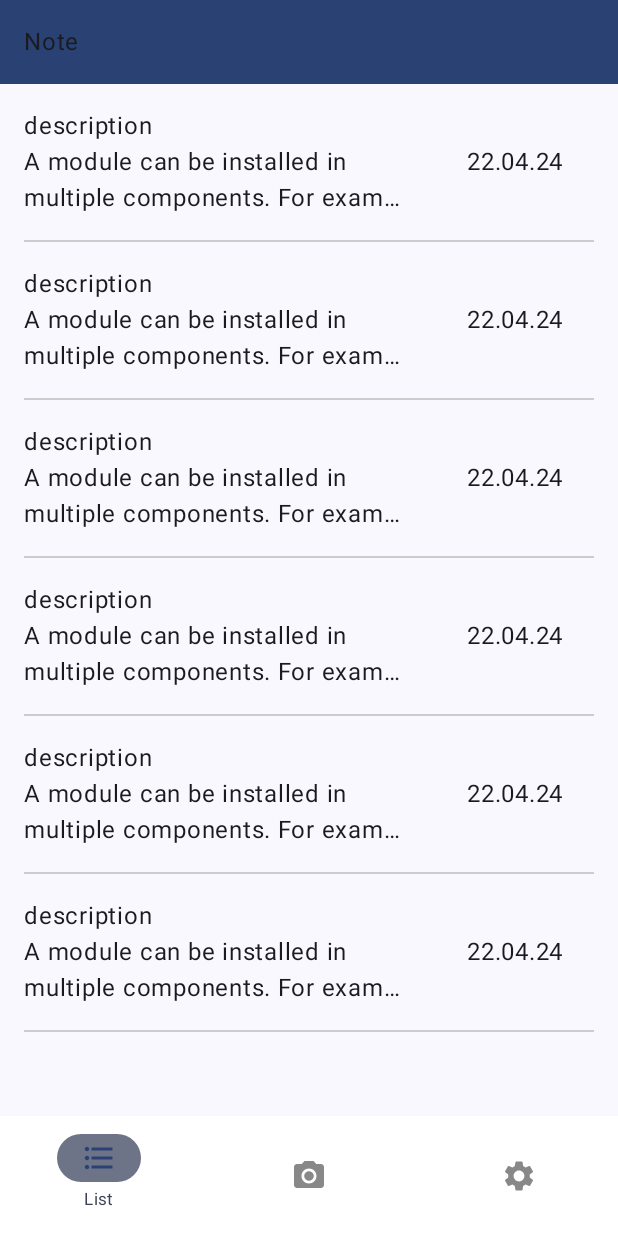
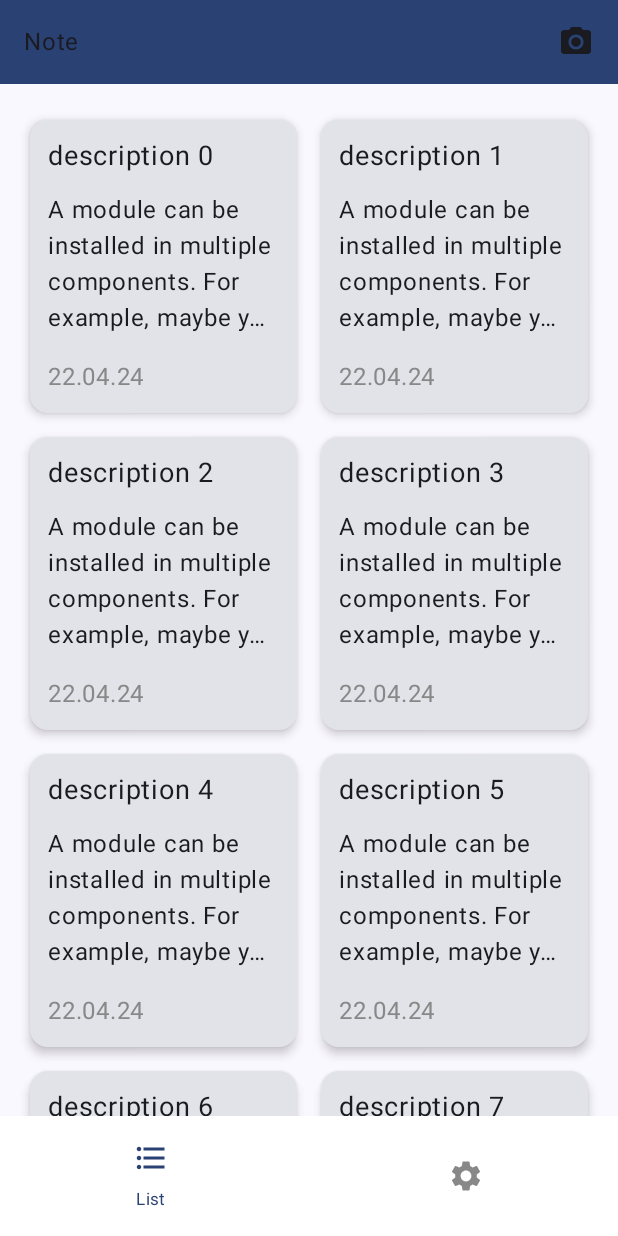
Before and after one commit to ese111/CardScanner, an Android app built with Jetpack Compose: the screen it shows after launch (MainActivity), on a phone screen of 412 x 824 dp. Run offline under Robolectric (Android 15) with nearby library versions, the phone set to English and light mode, and no system bars; our stand-ins replace Dagger/Hilt's generated code, Timber.

Commit message:
feat: list 화면 구현

```diff
--- a/app/src/main/java/com/example/cardinfoscanner/data/local/storage/NoteStorage.kt
+++ b/app/src/main/java/com/example/cardinfoscanner/data/local/storage/NoteStorage.kt
@@ -10,40 +10,64 @@ class NoteStorage @Inject constructor() {
    private val list = listOf(
         Note(
             0,
-            "description",
+            "description 0",
             "A module can be installed in multiple components. For example, maybe you have a binding in ViewComponent and ViewWithFragmentComponent and do not want to duplicate modules. @InstallIn({ViewComponent.class, ViewWithFragmentComponent.class}) will install a module in both components.",
             "22.04.24"
         ),
         Note(
             1,
-            "description",
+            "description 1",
             "A module can be installed in multiple components. For example, maybe you have a binding in ViewComponent and ViewWithFragmentComponent and do not want to duplicate modules. @InstallIn({ViewComponent.class, ViewWithFragmentComponent.class}) will install a module in both components.",
             "22.04.24"
         ),
         Note(
             2,
-            "description",
+            "description 2",
             "A module can be installed in multiple components. For example, maybe you have a binding in ViewComponent and ViewWithFragmentComponent and do not want to duplicate modules. @InstallIn({ViewComponent.class, ViewWithFragmentComponent.class}) will install a module in both components.",
             "22.04.24"
         ),
         Note(
             3,
-            "description",
+            "description 3",
             "A module can be installed in multiple components. For example, maybe you have a binding in ViewComponent and ViewWithFragmentComponent and do not want to duplicate modules. @InstallIn({ViewComponent.class, ViewWithFragmentComponent.class}) will install a module in both components.",
             "22.04.24"
         ),
         Note(
             4,
-            "description",
+            "description 4",
             "A module can be installed in multiple components. For example, maybe you have a binding in ViewComponent and ViewWithFragmentComponent and do not want to duplicate modules. @InstallIn({ViewComponent.class, ViewWithFragmentComponent.class}) will install a module in both components.",
             "22.04.24"
         ),
         Note(
             5,
-            "description",
+            "description 5",
             "A module can be installed in multiple components. For example, maybe you have a binding in ViewComponent and ViewWithFragmentComponent and do not want to duplicate modules. @InstallIn({ViewComponent.class, ViewWithFragmentComponent.class}) will install a module in both components.",
             "22.04.24"
-        )
+        ),
+       Note(
+           6,
+           "description 6",
+           "A module can be installed in multiple components. For example, maybe you have a binding in ViewComponent and ViewWithFragmentComponent and do not want to duplicate modules. @InstallIn({ViewComponent.class, ViewWithFragmentComponent.class}) will install a module in both components.",
+           "22.04.24"
+       ),
+       Note(
+           7,
+           "description 7",
+           "A module can be installed in multiple components. For example, maybe you have a binding in ViewComponent and ViewWithFragmentComponent and do not want to duplicate modules. @InstallIn({ViewComponent.class, ViewWithFragmentComponent.class}) will install a module in both components.",
+           "22.04.24"
+       ),
+       Note(
+           8,
+           "description 8",
+           "A module can be installed in multiple components. For example, maybe you have a binding in ViewComponent and ViewWithFragmentComponent and do not want to duplicate modules. @InstallIn({ViewComponent.class, ViewWithFragmentComponent.class}) will install a module in both components.",
+           "22.04.24"
+       ),
+       Note(
+           9,
+           "description 9",
+           "A module can be installed in multiple components. For example, maybe you have a binding in ViewComponent and ViewWithFragmentComponent and do not want to duplicate modules. @InstallIn({ViewComponent.class, ViewWithFragmentComponent.class}) will install a module in both components.",
+           "22.04.24"
+       )
     )
     fun getNoteList() = flow{ emit(list)}
 }
--- /dev/null
+++ b/app/src/main/java/com/example/cardinfoscanner/ui/common/BottomNavigationBar.kt
@@ -0,0 +1,66 @@
+package com.example.cardinfoscanner.ui.common
+
+import androidx.compose.foundation.layout.navigationBarsPadding
+import androidx.compose.material3.Icon
+import androidx.compose.material3.MaterialTheme
+import androidx.compose.material3.NavigationBar
+import androidx.compose.material3.NavigationBarItem
+import androidx.compose.material3.NavigationBarItemDefaults
+import androidx.compose.material3.Text
+import androidx.compose.runtime.Composable
+import androidx.compose.ui.Modifier
+import androidx.compose.ui.graphics.Color
+import androidx.compose.ui.res.painterResource
+import androidx.compose.ui.res.stringResource
+import androidx.compose.ui.text.font.FontFamily
+import androidx.compose.ui.text.font.FontWeight
+import androidx.compose.ui.unit.dp
+import androidx.compose.ui.unit.sp
+import androidx.navigation.NavBackStackEntry
+import androidx.navigation.NavDestination.Companion.hierarchy
+import com.example.cardinfoscanner.ui.main.BottomNavItem
+
+@Composable
+fun BottomNavBar(
+    items: List<BottomNavItem> = emptyList(),
+    navBackStackEntry: NavBackStackEntry? = null,
+    onClickBottomMenu: (BottomNavItem) -> Unit
+) {
+    NavigationBar(
+        containerColor = Color.White,
+        tonalElevation = 5.dp,
+        modifier = Modifier.navigationBarsPadding()
+    ) {
+        val currentDestination = navBackStackEntry?.destination
+        items.forEach { item ->
+            NavigationBarItem(
+                icon = {
+                    Icon(
+                        painter = painterResource(id = item.icon),
+                        contentDescription = stringResource(id = item.title)
+                    )
+                },
+                label = {
+                    Text(
+                        stringResource(id = item.title),
+                        fontFamily = FontFamily.SansSerif,
+                        fontWeight = FontWeight.Normal,
+                        fontSize = 11.sp
+                    )
+                },
+                colors = NavigationBarItemDefaults.colors(
+                    selectedIconColor = MaterialTheme.colorScheme.primary,
+                    unselectedIconColor = Color.Gray,
+                    indicatorColor = Color.White,
+                    unselectedTextColor = Color.Gray,
+                    selectedTextColor = MaterialTheme.colorScheme.primary,
+                    disabledIconColor = MaterialTheme.colorScheme.onSurface,
+                    disabledTextColor = MaterialTheme.colorScheme.tertiary
+                ),
+                selected = currentDestination?.hierarchy?.any { it.route == item.route } == true,
+                alwaysShowLabel = false,
+                onClick = { onClickBottomMenu(item) }
+            )
+        }
+    }
+}
--- a/app/src/main/java/com/example/cardinfoscanner/ui/common/TopAppbar.kt
+++ b/app/src/main/java/com/example/cardinfoscanner/ui/common/TopAppbar.kt
@@ -1,32 +1,77 @@
 package com.example.cardinfoscanner.ui.common
 
 import androidx.compose.foundation.background
-import androidx.compose.foundation.layout.Column
+import androidx.compose.foundation.clickable
+import androidx.compose.foundation.layout.Arrangement
+import androidx.compose.foundation.layout.Row
+import androidx.compose.foundation.layout.Spacer
 import androidx.compose.foundation.layout.fillMaxWidth
+import androidx.compose.foundation.layout.height
 import androidx.compose.foundation.layout.padding
+import androidx.compose.foundation.layout.width
+import androidx.compose.material.icons.Icons
+import androidx.compose.material.icons.filled.ArrowBack
+import androidx.compose.material3.Icon
 import androidx.compose.material3.MaterialTheme
 import androidx.compose.material3.Text
 import androidx.compose.runtime.Composable
+import androidx.compose.ui.Alignment
 import androidx.compose.ui.Modifier
+import androidx.compose.ui.graphics.painter.Painter
+import androidx.compose.ui.res.painterResource
 import androidx.compose.ui.tooling.preview.Preview
 import androidx.compose.ui.unit.dp
+import com.example.cardinfoscanner.R
 
 @Composable
-fun TopAppBar(title: String) {
-    Column(modifier = Modifier
-        .fillMaxWidth()
-        .background(MaterialTheme.colorScheme.primary)
+fun TopAppBar(
+    title: String,
+    backButtonVisible: Boolean = false,
+    menuButtonVisible: Boolean = false,
+    menuIcon: Painter = painterResource(id = R.drawable.icon_menu),
+    onClickBackButton: (() -> Unit)? = null,
+    onClickMenuButton: (() -> Unit)? = null
+) {
+    Row(
+        modifier = Modifier
+            .fillMaxWidth()
+            .height(56.dp)
+            .background(MaterialTheme.colorScheme.primary)
+            .padding(horizontal = 16.dp, vertical = 16.dp),
+        verticalAlignment = Alignment.CenterVertically
     ) {
-        Text(modifier = Modifier
-            .fillMaxWidth()
-            .padding(16.dp),
+        if (backButtonVisible) {
+            Icon(
+                imageVector = Icons.Filled.ArrowBack,
+                contentDescription = "Back",
+                modifier = Modifier
+                    .clickable {
+                        onClickBackButton?.invoke()
+                    }
+            )
+            Spacer(modifier = Modifier.width(15.dp))
+        }
+
+        Text(
             text = title
         )
+
+        if (menuButtonVisible) {
+            Spacer(modifier = Modifier.weight(1f))
+            Icon(
+                painter = menuIcon,
+                contentDescription = "Menu",
+                modifier = Modifier
+                    .clickable {
+                        onClickMenuButton?.invoke()
+                    }
+            )
+        }
     }
 }
 
 @Composable
 @Preview(showBackground = true)
 private fun TopAppBarPreview() {
-    TopAppBar(title = "Note")
+    TopAppBar(title = "Note",backButtonVisible = true, menuButtonVisible = false, menuIcon = painterResource(id = R.drawable.ic_camera))
 }
--- a/app/src/main/java/com/example/cardinfoscanner/ui/main/MainScreen.kt
+++ b/app/src/main/java/com/example/cardinfoscanner/ui/main/MainScreen.kt
@@ -2,6 +2,7 @@ package com.example.cardinfoscanner.ui.main
 
 import androidx.annotation.DrawableRes
 import androidx.annotation.StringRes
+import androidx.compose.animation.core.animateDpAsState
 import androidx.compose.foundation.layout.navigationBarsPadding
 import androidx.compose.foundation.layout.offset
 import androidx.compose.foundation.layout.padding
@@ -14,6 +15,9 @@ import androidx.compose.material3.Scaffold
 import androidx.compose.material3.Text
 import androidx.compose.runtime.Composable
 import androidx.compose.runtime.getValue
+import androidx.compose.runtime.mutableStateOf
+import androidx.compose.runtime.remember
+import androidx.compose.runtime.setValue
 import androidx.compose.ui.Modifier
 import androidx.compose.ui.graphics.Color
 import androidx.compose.ui.res.painterResource
@@ -36,62 +40,32 @@ import com.example.cardinfoscanner.Destination.Companion.settingRout
 import com.example.cardinfoscanner.R
 import com.example.cardinfoscanner.navigateSingleTopTo
 import com.example.cardinfoscanner.navigateSingleTopToGraph
+import com.example.cardinfoscanner.ui.common.BottomNavBar
 import com.example.cardinfoscanner.ui.navigation.graph.cameraGraph
 import com.example.cardinfoscanner.ui.navigation.graph.noteGraph
 import com.example.cardinfoscanner.ui.navigation.graph.settingGraph
 
 enum class BottomNavItem(val route: String, @DrawableRes val icon: Int, @StringRes val title: Int) {
     Notes(noteListRout, R.drawable.ic_note_list_bulleted, R.string.bottom_navigation_note_list_title),
-    Scan(cameraRoute, R.drawable.ic_camera, R.string.bottom_navigation_scan_title),
     Setting(settingRout, R.drawable.ic_settings, R.string.bottom_navigation_settings_title)
 }
 
 @Composable
-fun CardScannerApp() {
+fun CardScannerApp(
+) {
     val navController = rememberNavController()
+    var bottomBarVisible by remember { mutableStateOf(false) }
+
     Scaffold(
         bottomBar = {
+            val navBackStackEntry by navController.currentBackStackEntryAsState()
+
             val items = listOf(
                 BottomNavItem.Notes,
-                BottomNavItem.Scan,
-                BottomNavItem.Setting,
+                BottomNavItem.Setting
             )
-            NavigationBar(
-                containerColor = Color.White,
-                contentColor = Color(0xFF3F414E),
-                tonalElevation = 5.dp,
-                modifier = Modifier
-                    .offset(y = 0.dp)
-                    .navigationBarsPadding()
-            ) {
-                val navBackStackEntry by navController.currentBackStackEntryAsState()
-                val currentDestination = navBackStackEntry?.destination
-
-                items.forEach { item ->
-                    NavigationBarItem(
-                        icon = {
-                            Icon(
-                                painter = painterResource(id = item.icon),
-                                contentDescription = stringResource(id = item.title)
-                            )
-                        },
-                        label = {
-                            Text(
-                                stringResource(id = item.title),
-                                fontFamily = FontFamily.SansSerif,
-                                fontWeight = FontWeight.Normal,
-                                fontSize = 11.sp
-                            )
-                        },
-                        colors = NavigationBarItemDefaults.colors(
-                            selectedIconColor = MaterialTheme.colorScheme.primary,
-                            unselectedIconColor = Color.Gray
-                        ),
-                        selected = currentDestination?.hierarchy?.any { it.route == item.route } == true,
-                        alwaysShowLabel = false,
-                        onClick = { navController.navigateSingleTopToGraph(item.route) }
-                    )
-                }
+            if(bottomBarVisible) {
+                BottomNavBar(items = items, navBackStackEntry = navBackStackEntry, onClickBottomMenu = { item -> navController.navigateSingleTopToGraph(item.route) })
             }
         }
     ) { paddingValues ->
@@ -118,4 +92,15 @@ fun CardScannerApp() {
             )
         }
     }
+
+    navController.addOnDestinationChangedListener { _, destination, _ ->
+        bottomBarVisible = when(destination.route) {
+            noteListRout, settingRout -> {
+                true
+            }
+            else -> {
+                false
+            }
+        }
+    }
 }
--- a/app/src/main/java/com/example/cardinfoscanner/ui/navigation/destination/CameraDestination.kt
+++ b/app/src/main/java/com/example/cardinfoscanner/ui/navigation/destination/CameraDestination.kt
@@ -51,7 +51,8 @@ object CameraDestination : Destination {
                 takePicture = cameraUtil::takePicture,
                 dialogState = dialogState,
                 cameraState = cameraState,
-                snackbarHostState = snackBarHostState
+                snackbarHostState = snackBarHostState,
+                onUpButtonClick = navController::navigateUp
             )
         }
     }
--- a/app/src/main/java/com/example/cardinfoscanner/ui/navigation/destination/NoteDestination.kt
+++ b/app/src/main/java/com/example/cardinfoscanner/ui/navigation/destination/NoteDestination.kt
@@ -7,19 +7,21 @@ import androidx.navigation.NavHostController
 import androidx.navigation.NavType
 import androidx.navigation.navArgument
 import com.example.cardinfoscanner.Destination
+import com.example.cardinfoscanner.navigateSingleTopTo
 import com.example.cardinfoscanner.stateholder.note.rememberNoteListState
 import com.example.cardinfoscanner.stateholder.viewmodel.NoteListViewModel
 import com.example.cardinfoscanner.ui.note.list.NoteListScreen
 
 object NotesDestination: Destination {
     override val route = Destination.noteListRout
-    override val screen: @Composable (NavHostController, Bundle?) -> Unit = { navController, bundle ->
+    override val screen: @Composable (NavHostController, Bundle?) -> Unit = { navController, _ ->
         navController.currentBackStackEntry?.let {
             val viewModel: NoteListViewModel = hiltViewModel(it)
             NoteListScreen(
                 state = rememberNoteListState(
                     noteList = viewModel.noteList
-                )
+                ),
+                onClickMenuButton = { navController.navigateSingleTopTo(Destination.cameraRoute) }
             )
         }
     }
--- a/app/src/main/java/com/example/cardinfoscanner/ui/note/list/NoteListScreen.kt
+++ b/app/src/main/java/com/example/cardinfoscanner/ui/note/list/NoteListScreen.kt
@@ -2,6 +2,7 @@ package com.example.cardinfoscanner.ui.note.list
 
 import androidx.compose.foundation.background
 import androidx.compose.foundation.layout.Column
+import androidx.compose.foundation.layout.PaddingValues
 import androidx.compose.foundation.layout.Row
 import androidx.compose.foundation.layout.Spacer
 import androidx.compose.foundation.layout.fillMaxWidth
@@ -9,7 +10,14 @@ import androidx.compose.foundation.layout.height
 import androidx.compose.foundation.layout.padding
 import androidx.compose.foundation.layout.wrapContentHeight
 import androidx.compose.foundation.lazy.LazyColumn
+import androidx.compose.foundation.lazy.grid.GridCells
+import androidx.compose.foundation.lazy.grid.LazyVerticalGrid
+import androidx.compose.foundation.lazy.grid.items
 import androidx.compose.foundation.lazy.items
+import androidx.compose.material.icons.Icons
+import androidx.compose.material3.Card
+import androidx.compose.material3.CardDefaults
+import androidx.compose.material3.CardElevation
 import androidx.compose.material3.MaterialTheme
 import androidx.compose.material3.Scaffold
 import androidx.compose.material3.Text
@@ -17,9 +25,13 @@ import androidx.compose.runtime.Composable
 import androidx.compose.ui.Alignment
 import androidx.compose.ui.Modifier
 import androidx.compose.ui.graphics.Color
+import androidx.compose.ui.res.painterResource
+import androidx.compose.ui.text.font.FontStyle
 import androidx.compose.ui.text.style.TextOverflow
 import androidx.compose.ui.tooling.preview.Preview
 import androidx.compose.ui.unit.dp
+import androidx.compose.ui.unit.sp
+import com.example.cardinfoscanner.R
 import com.example.cardinfoscanner.stateholder.note.Note
 import com.example.cardinfoscanner.stateholder.note.NoteListState
 import com.example.cardinfoscanner.stateholder.note.rememberNoteListState
@@ -28,15 +40,30 @@ import kotlinx.coroutines.flow.MutableStateFlow
 
 @Composable
 fun NoteListScreen(
-    state: NoteListState
+    state: NoteListState,
+    onClickMenuButton: () -> Unit
 ) {
     Scaffold(
         topBar = {
-            TopAppBar(title = "Note")
+            TopAppBar(
+                title = "Note",
+                menuButtonVisible = true,
+                menuIcon = painterResource(R.drawable.ic_camera),
+                onClickMenuButton = onClickMenuButton
+            )
         },
         contentColor = MaterialTheme.colorScheme.onSurface
     ) { paddingValues ->
-        LazyColumn(modifier = Modifier.padding(paddingValues)) {
+        LazyVerticalGrid(
+            modifier = Modifier.padding(paddingValues = paddingValues),
+            columns = GridCells.Fixed(2),
+            contentPadding = PaddingValues(
+                start = 12.dp,
+                top = 16.dp,
+                end = 12.dp,
+                bottom = 16.dp
+            )
+        ) {
             items(items = state.noteList.value, key = { note -> note.id }) { item ->
                 NoteItem(note = item)
             }
@@ -49,33 +76,23 @@ fun NoteItem(
     modifier: Modifier = Modifier,
     note: Note
 ) {
-    Column {
-        Row(
-            modifier = modifier
-                .fillMaxWidth()
-                .wrapContentHeight()
-                .padding(16.dp),
-            verticalAlignment = Alignment.CenterVertically
+    Card(
+        modifier = modifier.padding(8.dp),
+        elevation = CardDefaults.elevatedCardElevation(defaultElevation = 4.dp)
+    ) {
+        Column(
+            modifier = Modifier.padding(12.dp)
         ) {
-            Column(
-                modifier = Modifier.weight(3f)
-            ) {
-                Text(text = note.title)
-                Text(text = note.content, overflow = TextOverflow.Ellipsis, maxLines = 2)
-            }
+            Text(text = note.title, fontSize = 18.sp)
             Spacer(
-                modifier = Modifier
-                    .weight(0.5f)
+                modifier = Modifier.height(12.dp)
             )
-            Text(text = note.date, modifier = Modifier.weight(1f))
+            Text(text = note.content, overflow = TextOverflow.Ellipsis, maxLines = 4)
+            Spacer(
+                modifier = Modifier.height(15.dp)
+            )
+            Text(text = note.date, color = Color.Gray)
         }
-        Spacer(
-            modifier = Modifier
-                .fillMaxWidth()
-                .height(1.dp)
-                .padding(start = 16.dp, end = 16.dp)
-                .background(Color.LightGray)
-        )
     }
 }
 
@@ -85,42 +102,54 @@ fun NoteScreenPreview() {
     val list = listOf(
         Note(
             0,
-            "description",
+            "description1",
             "A module can be installed in multiple components. For example, maybe you have a binding in ViewComponent and ViewWithFragmentComponent and do not want to duplicate modules. @InstallIn({ViewComponent.class, ViewWithFragmentComponent.class}) will install a module in both components.",
             "22.04.24"
         ),
         Note(
             1,
-            "description",
+            "description2",
             "A module can be installed in multiple components. For example, maybe you have a binding in ViewComponent and ViewWithFragmentComponent and do not want to duplicate modules. @InstallIn({ViewComponent.class, ViewWithFragmentComponent.class}) will install a module in both components.",
             "22.04.24"
         ),
         Note(
             2,
-            "description",
+            "description3",
             "A module can be installed in multiple components. For example, maybe you have a binding in ViewComponent and ViewWithFragmentComponent and do not want to duplicate modules. @InstallIn({ViewComponent.class, ViewWithFragmentComponent.class}) will install a module in both components.",
             "22.04.24"
         ),
         Note(
             3,
-            "description",
+            "description4",
             "A module can be installed in multiple components. For example, maybe you have a binding in ViewComponent and ViewWithFragmentComponent and do not want to duplicate modules. @InstallIn({ViewComponent.class, ViewWithFragmentComponent.class}) will install a module in both components.",
             "22.04.24"
         ),
         Note(
             4,
-            "description",
+            "description5",
             "A module can be installed in multiple components. For example, maybe you have a binding in ViewComponent and ViewWithFragmentComponent and do not want to duplicate modules. @InstallIn({ViewComponent.class, ViewWithFragmentComponent.class}) will install a module in both components.",
             "22.04.24"
         ),
         Note(
             5,
-            "description",
+            "description6",
             "A module can be installed in multiple components. For example, maybe you have a binding in ViewComponent and ViewWithFragmentComponent and do not want to duplicate modules. @InstallIn({ViewComponent.class, ViewWithFragmentComponent.class}) will install a module in both components.",
             "22.04.24"
-        )
+        ),
+        Note(
+            6,
+            "description7",
+            "A module can be installed in multiple components. For example, maybe you have a binding in ViewComponent and ViewWithFragmentComponent and do not want to duplicate modules. @InstallIn({ViewComponent.class, ViewWithFragmentComponent.class}) will install a module in both components.",
+            "22.04.24"
+        ),
+        Note(
+            7,
+            "description8",
+            "A module can be installed in multiple components. For example, maybe you have a binding in ViewComponent and ViewWithFragmentComponent and do not want to duplicate modules. @InstallIn({ViewComponent.class, ViewWithFragmentComponent.class}) will install a module in both components.",
+            "22.04.24"
+        ),
     )
-    NoteListScreen(state = rememberNoteListState(noteList = MutableStateFlow(list)))
+    NoteListScreen(state = rememberNoteListState(noteList = MutableStateFlow(list))) {}
 }
 
 @Preview(showBackground = true)
--- /dev/null
+++ b/app/src/main/res/drawable/icon_menu.xml
@@ -0,0 +1,9 @@
+<vector xmlns:android="http://schemas.android.com/apk/res/android"
+    android:width="48dp"
+    android:height="48dp"
+    android:viewportWidth="960"
+    android:viewportHeight="960">
+  <path
+      android:fillColor="#FF000000"
+      android:pathData="M120,720v-60h720v60L120,720ZM120,510v-60h720v60L120,510ZM120,300v-60h720v60L120,300Z"/>
+</vector>
```
Also changed, not shown: app/src/main/java/com/example/cardinfoscanner/ui/camera/CameraScreen.kt (+7 -11 lines).
